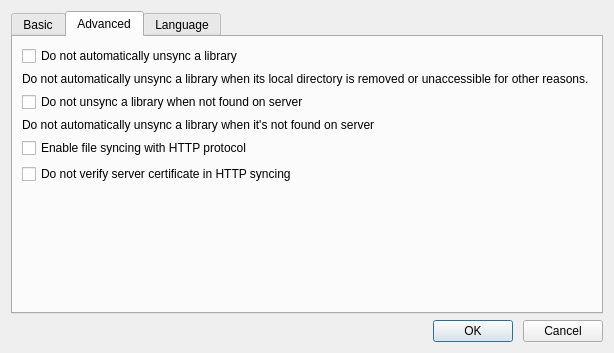
This is ui/settings-dialog.ui in haiwen/seafile-client as Qt 5 draws it before an edit. The edited form follows.
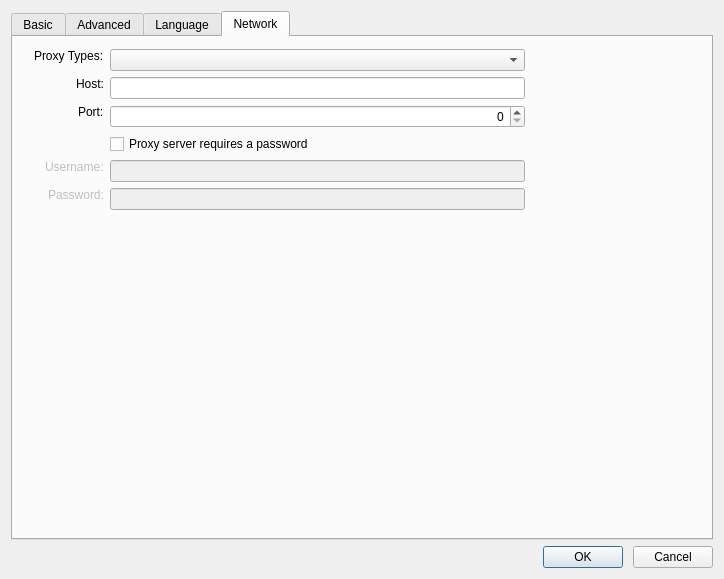
This is the edited form.

Commit message: add network proxy settings

Diff of the .ui file:
```diff
--- a/ui/settings-dialog.ui
+++ b/ui/settings-dialog.ui
@@ -6,8 +6,8 @@
    <rect>
     <x>0</x>
     <y>0</y>
-    <width>614</width>
-    <height>353</height>
+    <width>724</width>
+    <height>579</height>
    </rect>
   </property>
   <property name="windowTitle">
@@ -17,7 +17,7 @@
    <item>
     <widget class="QTabWidget" name="mTabWidget">
      <property name="currentIndex">
-      <number>1</number>
+      <number>3</number>
      </property>
      <widget class="QWidget" name="mBasicTab">
       <attribute name="title">
@@ -227,6 +227,270 @@
        </item>
       </layout>
      </widget>
+     <widget class="QWidget" name="mNetworkTab">
+      <attribute name="title">
+       <string>Network</string>
+      </attribute>
+      <widget class="QWidget" name="layoutWidget">
+       <property name="geometry">
+        <rect>
+         <x>21</x>
+         <y>12</y>
+         <width>491</width>
+         <height>451</height>
+        </rect>
+       </property>
+       <layout class="QVBoxLayout" name="verticalLayout_4">
+        <item>
+         <layout class="QFormLayout" name="formLayout_2">
+          <property name="labelAlignment">
+           <set>Qt::AlignRight|Qt::AlignTrailing|Qt::AlignVCenter</set>
+          </property>
+          <property name="formAlignment">
+           <set>Qt::AlignHCenter|Qt::AlignTop</set>
+          </property>
+          <property name="horizontalSpacing">
+           <number>6</number>
+          </property>
+          <property name="verticalSpacing">
+           <number>6</number>
+          </property>
+          <item row="0" column="0">
+           <widget class="QLabel" name="mProxyMethodLabel">
+            <property name="sizePolicy">
+             <sizepolicy hsizetype="Minimum" vsizetype="Maximum">
+              <horstretch>0</horstretch>
+              <verstretch>0</verstretch>
+             </sizepolicy>
+            </property>
+            <property name="minimumSize">
+             <size>
+              <width>0</width>
+              <height>0</height>
+             </size>
+            </property>
+            <property name="text">
+             <string>Proxy Types:</string>
+            </property>
+            <property name="alignment">
+             <set>Qt::AlignLeading|Qt::AlignLeft|Qt::AlignVCenter</set>
+            </property>
+           </widget>
+          </item>
+          <item row="0" column="0" colspan="2">
+           <widget class="QComboBox" name="mProxyMethodComboBox">
+            <property name="sizePolicy">
+             <sizepolicy hsizetype="Minimum" vsizetype="Maximum">
+              <horstretch>0</horstretch>
+              <verstretch>0</verstretch>
+             </sizepolicy>
+            </property>
+            <property name="minimumSize">
+             <size>
+              <width>246</width>
+              <height>0</height>
+             </size>
+            </property>
+            <property name="currentIndex">
+             <number>-1</number>
+            </property>
+           </widget>
+          </item>
+          <item row="1" column="0">
+           <widget class="QLabel" name="mProxyHostLabel">
+            <property name="sizePolicy">
+             <sizepolicy hsizetype="Minimum" vsizetype="Maximum">
+              <horstretch>0</horstretch>
+              <verstretch>0</verstretch>
+             </sizepolicy>
+            </property>
+            <property name="text">
+             <string>Host:</string>
+            </property>
+            <property name="alignment">
+             <set>Qt::AlignLeading|Qt::AlignLeft|Qt::AlignVCenter</set>
+            </property>
+           </widget>
+          </item>
+          <item row="1" column="1">
+           <widget class="QLineEdit" name="mProxyHost">
+            <property name="sizePolicy">
+             <sizepolicy hsizetype="Minimum" vsizetype="Maximum">
+              <horstretch>0</horstretch>
+              <verstretch>0</verstretch>
+             </sizepolicy>
+            </property>
+            <property name="minimumSize">
+             <size>
+              <width>240</width>
+              <height>0</height>
+             </size>
+            </property>
+            <property name="alignment">
+             <set>Qt::AlignRight|Qt::AlignTrailing|Qt::AlignVCenter</set>
+            </property>
+           </widget>
+          </item>
+          <item row="2" column="0">
+           <widget class="QLabel" name="mProxyPortLabel">
+            <property name="sizePolicy">
+             <sizepolicy hsizetype="Minimum" vsizetype="Maximum">
+              <horstretch>0</horstretch>
+              <verstretch>0</verstretch>
+             </sizepolicy>
+            </property>
+            <property name="text">
+             <string>Port:</string>
+            </property>
+            <property name="alignment">
+             <set>Qt::AlignLeading|Qt::AlignLeft|Qt::AlignVCenter</set>
+            </property>
+           </widget>
+          </item>
+          <item row="2" column="1">
+           <widget class="QSpinBox" name="mProxyPort">
+            <property name="sizePolicy">
+             <sizepolicy hsizetype="Minimum" vsizetype="Maximum">
+              <horstretch>0</horstretch>
+              <verstretch>0</verstretch>
+             </sizepolicy>
+            </property>
+            <property name="minimumSize">
+             <size>
+              <width>256</width>
+              <height>0</height>
+             </size>
+            </property>
+            <property name="alignment">
+             <set>Qt::AlignRight|Qt::AlignTrailing|Qt::AlignVCenter</set>
+            </property>
+            <property name="text" stdset="0">
+             <string>0</string>
+            </property>
+            <property name="maximum">
+             <number>65535</number>
+            </property>
+           </widget>
+          </item>
+          <item row="4" column="0">
+           <widget class="QLabel" name="mProxyUsernameLabel">
+            <property name="enabled">
+             <bool>false</bool>
+            </property>
+            <property name="sizePolicy">
+             <sizepolicy hsizetype="Minimum" vsizetype="Maximum">
+              <horstretch>0</horstretch>
+              <verstretch>0</verstretch>
+             </sizepolicy>
+            </property>
+            <property name="text">
+             <string>Username:</string>
+            </property>
+            <property name="alignment">
+             <set>Qt::AlignLeading|Qt::AlignLeft|Qt::AlignVCenter</set>
+            </property>
+           </widget>
+          </item>
+          <item row="4" column="1">
+           <widget class="QLineEdit" name="mProxyUsername">
+            <property name="enabled">
+             <bool>false</bool>
+            </property>
+            <property name="sizePolicy">
+             <sizepolicy hsizetype="Minimum" vsizetype="Maximum">
+              <horstretch>0</horstretch>
+              <verstretch>0</verstretch>
+             </sizepolicy>
+            </property>
+            <property name="minimumSize">
+             <size>
+              <width>240</width>
+              <height>0</height>
+             </size>
+            </property>
+            <property name="alignment">
+             <set>Qt::AlignRight|Qt::AlignTrailing|Qt::AlignVCenter</set>
+            </property>
+           </widget>
+          </item>
+          <item row="5" column="0">
+           <widget class="QLabel" name="mProxyPasswordLabel">
+            <property name="enabled">
+             <bool>false</bool>
+            </property>
+            <property name="sizePolicy">
+             <sizepolicy hsizetype="Minimum" vsizetype="Maximum">
+              <horstretch>0</horstretch>
+              <verstretch>0</verstretch>
+             </sizepolicy>
+            </property>
+            <property name="text">
+             <string>Password:</string>
+            </property>
+            <property name="alignment">
+             <set>Qt::AlignLeading|Qt::AlignLeft|Qt::AlignVCenter</set>
+            </property>
+           </widget>
+          </item>
+          <item row="5" column="1">
+           <widget class="QLineEdit" name="mProxyPassword">
+            <property name="enabled">
+             <bool>false</bool>
+            </property>
+            <property name="sizePolicy">
+             <sizepolicy hsizetype="Minimum" vsizetype="Maximum">
+              <horstretch>0</horstretch>
+              <verstretch>0</verstretch>
+             </sizepolicy>
+            </property>
+            <property name="minimumSize">
+             <size>
+              <width>240</width>
+              <height>0</height>
+             </size>
+            </property>
+            <property name="alignment">
+             <set>Qt::AlignRight|Qt::AlignTrailing|Qt::AlignVCenter</set>
+            </property>
+           </widget>
+          </item>
+          <item row="3" column="1">
+           <widget class="QCheckBox" name="mProxyRequirePassword">
+            <property name="sizePolicy">
+             <sizepolicy hsizetype="Minimum" vsizetype="Maximum">
+              <horstretch>0</horstretch>
+              <verstretch>0</verstretch>
+             </sizepolicy>
+            </property>
+            <property name="minimumSize">
+             <size>
+              <width>240</width>
+              <height>0</height>
+             </size>
+            </property>
+            <property name="text">
+             <string>Proxy server requires a password</string>
+            </property>
+           </widget>
+          </item>
+         </layout>
+        </item>
+        <item>
+         <spacer name="verticalSpacer_2">
+          <property name="orientation">
+           <enum>Qt::Vertical</enum>
+          </property>
+          <property name="sizeHint" stdset="0">
+           <size>
+            <width>20</width>
+            <height>40</height>
+           </size>
+          </property>
+         </spacer>
+        </item>
+       </layout>
+      </widget>
+     </widget>
     </widget>
    </item>
    <item>
```
Left out of the diff: 3 changed lines with no effect on the pictures. The commit also changes 5 other files.
